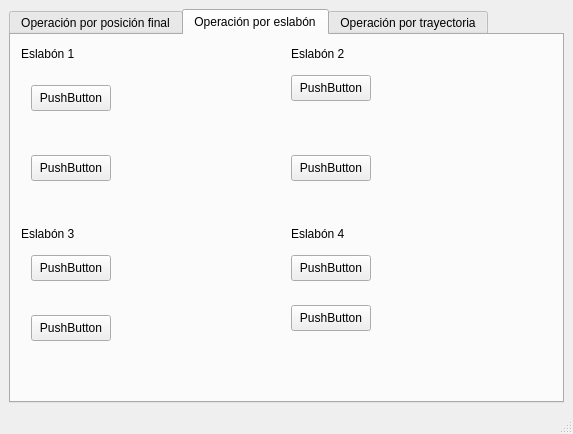
Qt form TT_RAA/mainwindow.ui (SrgtPepper/TT_RAA) before a commit.
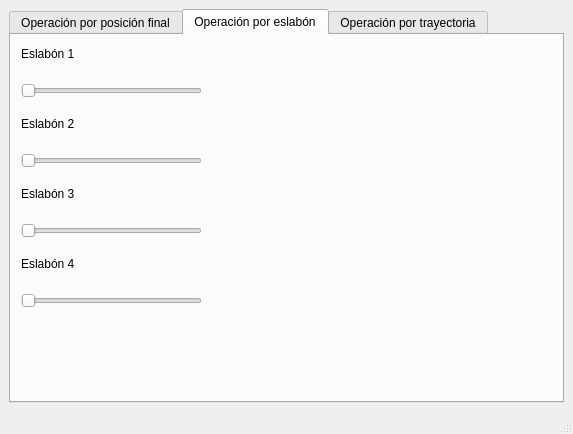
The same form after that commit.

Commit message: Se agregaron sliders en control eslabon

Patch:
```diff
--- a/TT_RAA/mainwindow.ui
+++ b/TT_RAA/mainwindow.ui
@@ -150,7 +150,7 @@
         <property name="geometry">
          <rect>
           <x>10</x>
-          <y>190</y>
+          <y>150</y>
           <width>58</width>
           <height>18</height>
          </rect>
@@ -162,8 +162,8 @@
        <widget class="QLabel" name="label_3">
         <property name="geometry">
          <rect>
-          <x>280</x>
-          <y>10</y>
+          <x>10</x>
+          <y>80</y>
           <width>58</width>
           <height>18</height>
          </rect>
@@ -175,8 +175,8 @@
        <widget class="QLabel" name="label_4">
         <property name="geometry">
          <rect>
-          <x>280</x>
-          <y>190</y>
+          <x>10</x>
+          <y>220</y>
           <width>58</width>
           <height>18</height>
          </rect>
@@ -185,108 +185,56 @@
          <string>Eslabón 4</string>
         </property>
        </widget>
-       <widget class="QPushButton" name="pushButton_9">
+       <widget class="QSlider" name="horizontalSlider">
         <property name="geometry">
          <rect>
-          <x>20</x>
-          <y>50</y>
-          <width>80</width>
-          <height>26</height>
-         </rect>
-        </property>
-        <property name="text">
-         <string>PushButton</string>
-        </property>
-       </widget>
-       <widget class="QPushButton" name="pushButton_10">
-        <property name="geometry">
-         <rect>
-          <x>20</x>
-          <y>120</y>
-          <width>80</width>
-          <height>26</height>
-         </rect>
-        </property>
-        <property name="text">
-         <string>PushButton</string>
-        </property>
-       </widget>
-       <widget class="QPushButton" name="pushButton_11">
-        <property name="geometry">
-         <rect>
-          <x>20</x>
-          <y>220</y>
-          <width>80</width>
-          <height>26</height>
-         </rect>
-        </property>
-        <property name="text">
-         <string>PushButton</string>
-        </property>
-       </widget>
-       <widget class="QPushButton" name="pushButton_12">
-        <property name="geometry">
-         <rect>
-          <x>20</x>
-          <y>280</y>
-          <width>80</width>
-          <height>26</height>
-         </rect>
-        </property>
-        <property name="text">
-         <string>PushButton</string>
-        </property>
-       </widget>
-       <widget class="QPushButton" name="pushButton_13">
-        <property name="geometry">
-         <rect>
-          <x>280</x>
+          <x>10</x>
           <y>40</y>
-          <width>80</width>
-          <height>26</height>
+          <width>181</width>
+          <height>31</height>
          </rect>
         </property>
-        <property name="text">
-         <string>PushButton</string>
+        <property name="orientation">
+         <enum>Qt::Horizontal</enum>
         </property>
        </widget>
-       <widget class="QPushButton" name="pushButton_14">
+       <widget class="QSlider" name="horizontalSlider_2">
         <property name="geometry">
          <rect>
-          <x>280</x>
-          <y>120</y>
-          <width>80</width>
-          <height>26</height>
+          <x>10</x>
+          <y>110</y>
+          <width>181</width>
+          <height>31</height>
          </rect>
         </property>
-        <property name="text">
-         <string>PushButton</string>
+        <property name="orientation">
+         <enum>Qt::Horizontal</enum>
         </property>
        </widget>
-       <widget class="QPushButton" name="pushButton_15">
+       <widget class="QSlider" name="horizontalSlider_3">
         <property name="geometry">
          <rect>
-          <x>280</x>
-          <y>220</y>
-          <width>80</width>
-          <height>26</height>
+          <x>10</x>
+          <y>180</y>
+          <width>181</width>
+          <height>31</height>
          </rect>
         </property>
-        <property name="text">
-         <string>PushButton</string>
+        <property name="orientation">
+         <enum>Qt::Horizontal</enum>
         </property>
        </widget>
-       <widget class="QPushButton" name="pushButton_16">
+       <widget class="QSlider" name="horizontalSlider_4">
         <property name="geometry">
          <rect>
-          <x>280</x>
-          <y>270</y>
-          <width>80</width>
-          <height>26</height>
+          <x>10</x>
+          <y>250</y>
+          <width>181</width>
+          <height>31</height>
          </rect>
         </property>
-        <property name="text">
-         <string>PushButton</string>
+        <property name="orientation">
+         <enum>Qt::Horizontal</enum>
         </property>
        </widget>
       </widget>
```
